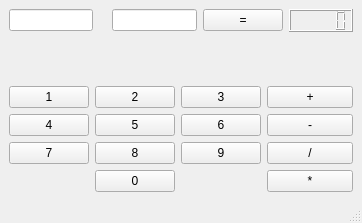
First picture: the form in mainwindow.ui, repository omortie/AwesomeCalculator, before the edit.
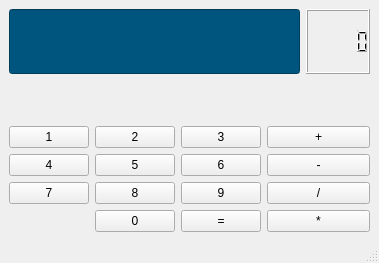
Second picture: the form after the edit.

Commit message: multi-digit support added

What changed in the file:
```diff
--- a/mainwindow.ui
+++ b/mainwindow.ui
@@ -6,8 +6,8 @@
    <rect>
     <x>0</x>
     <y>0</y>
-    <width>362</width>
-    <height>223</height>
+    <width>379</width>
+    <height>263</height>
    </rect>
   </property>
   <property name="windowTitle">
@@ -18,22 +18,16 @@
     <item>
      <layout class="QHBoxLayout" name="horizontalLayout">
       <item>
-       <widget class="QLineEdit" name="aEdit"/>
-      </item>
-      <item>
-       <widget class="QLabel" name="operatorLabel">
-        <property name="text">
-         <string/>
+       <widget class="QLineEdit" name="aEdit">
+        <property name="minimumSize">
+         <size>
+          <width>0</width>
+          <height>65</height>
+         </size>
         </property>
-       </widget>
-      </item>
-      <item>
-       <widget class="QLineEdit" name="bEdit"/>
-      </item>
-      <item>
-       <widget class="QPushButton" name="calcButton">
-        <property name="text">
-         <string>=</string>
+        <property name="styleSheet">
+         <string notr="true">background-color: rgb(0, 85, 127);
+color: rgb(233, 255, 37);</string>
         </property>
        </widget>
       </item>
@@ -159,6 +153,13 @@
           </attribute>
          </widget>
         </item>
+        <item row="3" column="2">
+         <widget class="QPushButton" name="calcButton">
+          <property name="text">
+           <string>=</string>
+          </property>
+         </widget>
+        </item>
        </layout>
       </item>
       <item>
```
Left out of the diff: 2 changed lines with no effect on the pictures. The commit also changes 2 other files.
